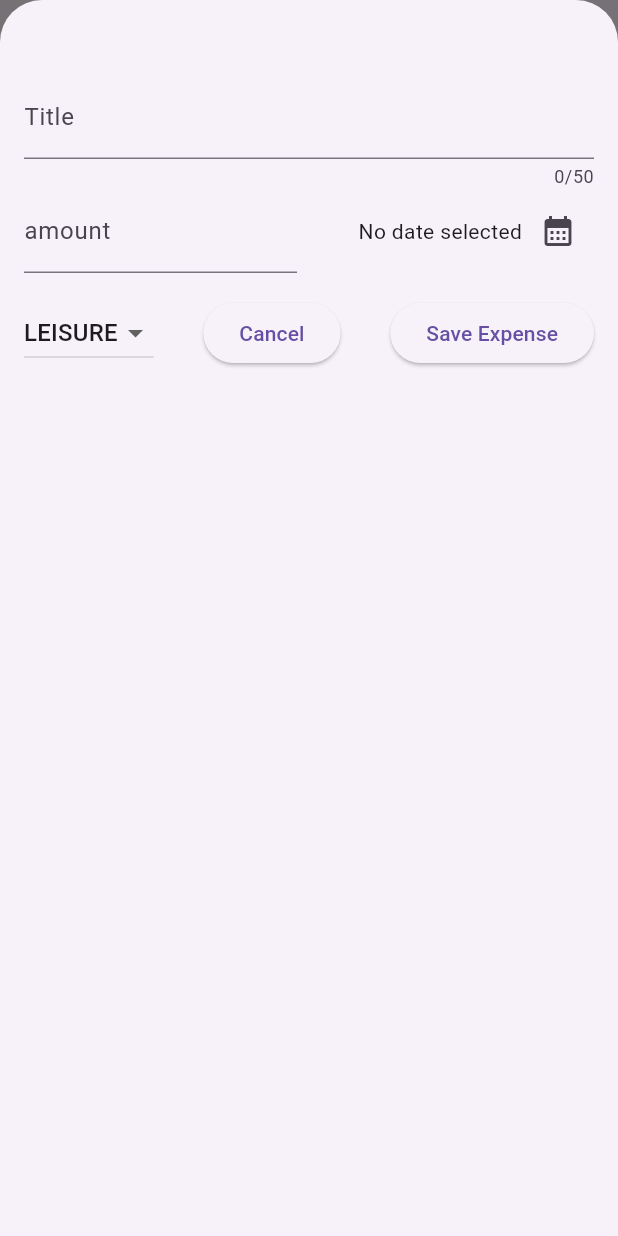
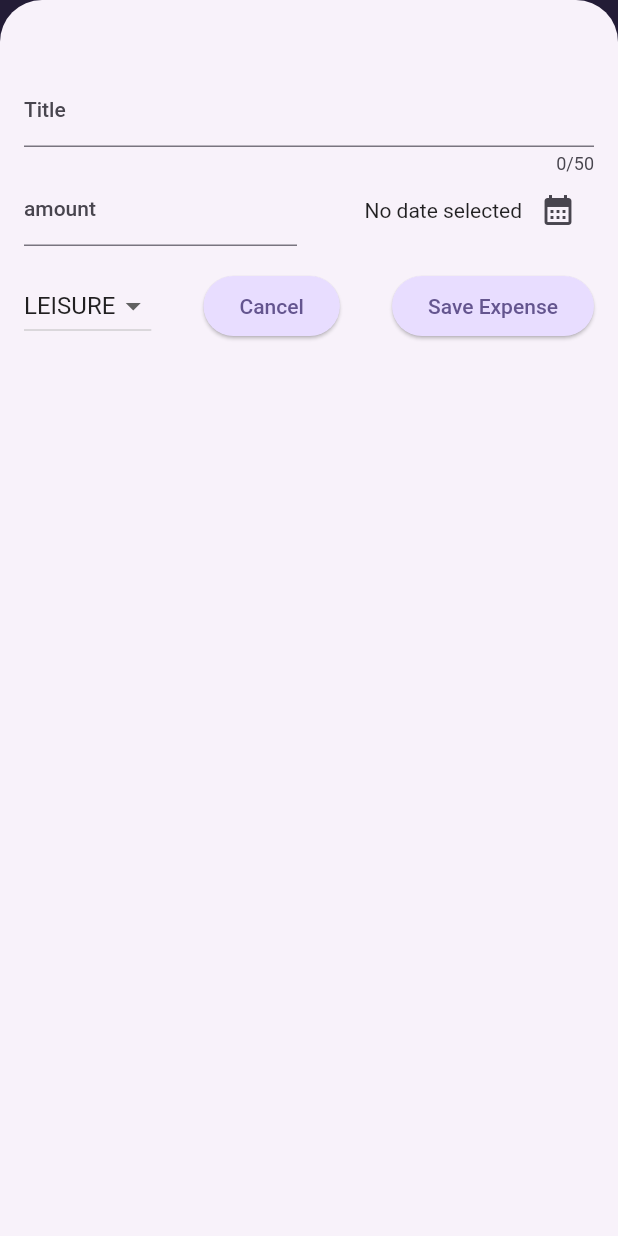
Before and after one commit to sidh18/expenses, a Flutter app: the screen it shows after launch, after a tap on the "add" icon, on a phone screen of 412 x 824 dp. Run offline on Flutter 3.47's test engine with Material 2 defaults, Android fonts, the phone set to English and light mode, and no system bars.

Commit message:
updating theme

```diff
--- a/lib/main.dart
+++ b/lib/main.dart
@@ -1,11 +1,38 @@
 import 'package:flutter/material.dart';
 import 'package:expenses/widgets/expenses.dart';
 
+var kColorScheme = ColorScheme.fromSeed(
+  seedColor: Color.fromARGB(255, 158, 133, 232),
+);
+
 void main() {
-  runApp( MaterialApp(
-    debugShowCheckedModeBanner: false,
-    theme: ThemeData(useMaterial3: true),
-    home: const Expenses(),
+  runApp(
+    MaterialApp(
+      debugShowCheckedModeBanner: false,
+      theme: ThemeData().copyWith(
+        useMaterial3: true,
+        colorScheme: kColorScheme,
+        appBarTheme: const AppBarTheme().copyWith(
+          backgroundColor: kColorScheme.onPrimaryContainer,
+          foregroundColor: kColorScheme.primaryContainer,
         ),
+        cardTheme: const CardTheme().copyWith(
+          color: kColorScheme.secondaryContainer,
+          margin: const EdgeInsets.symmetric(horizontal: 16, vertical: 8),
+        ),
+        elevatedButtonTheme: ElevatedButtonThemeData(
+          style: ElevatedButton.styleFrom(
+              backgroundColor: kColorScheme.primaryContainer),
+        ),
+        textTheme: ThemeData().textTheme.copyWith(
+              titleLarge: TextStyle(
+                fontWeight: FontWeight.normal,
+                color: kColorScheme.onSecondaryContainer,
+                fontSize: 14,
+              ),
+            ),
+      ),
+      home: const Expenses(),
+    ),
   );
 }
```
